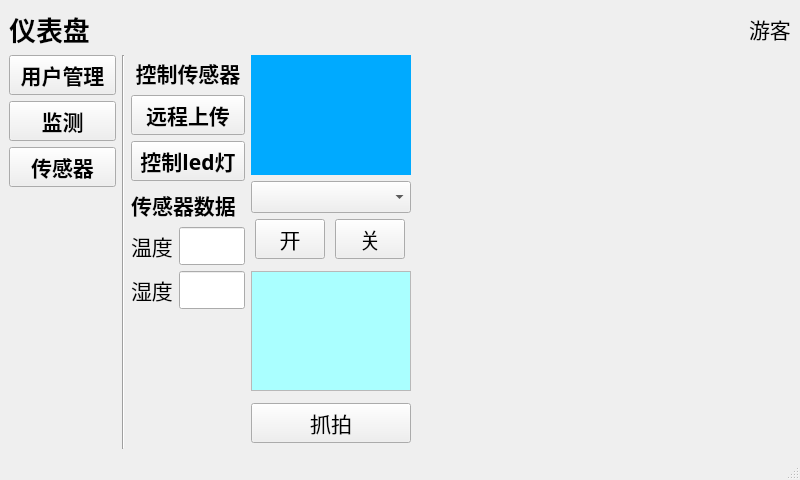
JinJieBeWater/oceanSystem, file mainwin.ui: the form before one commit.
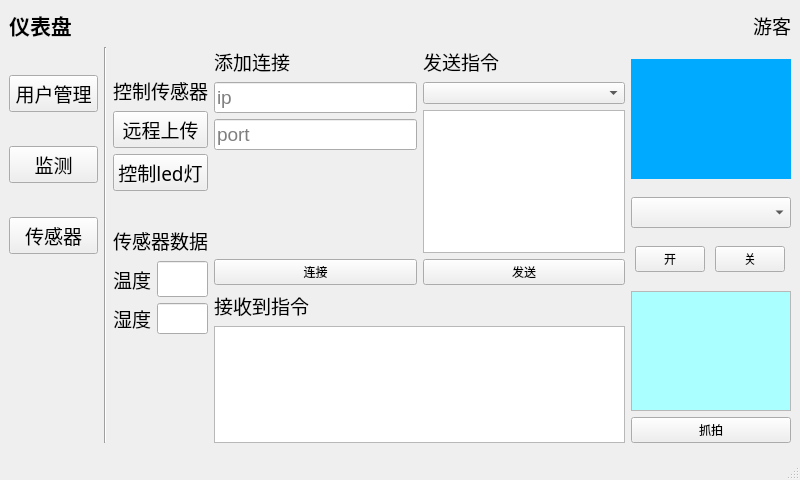
The form after the commit.

Commit message: ✨ feat(mainwin): 添加客户端连接管理功能，支持新客户端连接和指令发送；更新 UI 以显示连接信息和指令接收区域

```diff
--- a/mainwin.ui
+++ b/mainwin.ui
@@ -26,7 +26,7 @@
    <string>仪表盘</string>
   </property>
   <widget class="QWidget" name="centralwidget">
-   <layout class="QGridLayout" name="gridLayout_2">
+   <layout class="QGridLayout" name="gridLayout_5">
     <item row="0" column="0">
      <widget class="QLabel" name="title">
       <property name="sizePolicy">
@@ -37,8 +37,8 @@
       </property>
       <property name="font">
        <font>
-        <family>隶书</family>
-        <pointsize>20</pointsize>
+        <family>翩翩体-简</family>
+        <pointsize>16</pointsize>
         <weight>75</weight>
         <bold>true</bold>
        </font>
@@ -51,7 +51,7 @@
       </property>
      </widget>
     </item>
-    <item row="0" column="1" colspan="6">
+    <item row="0" column="1" colspan="7">
      <spacer name="horizontalSpacer">
       <property name="orientation">
        <enum>Qt::Horizontal</enum>
@@ -67,7 +67,7 @@
       </property>
      </spacer>
     </item>
-    <item row="0" column="7">
+    <item row="0" column="8">
      <widget class="QLabel" name="usernameLabel">
       <property name="sizePolicy">
        <sizepolicy hsizetype="Maximum" vsizetype="Preferred">
@@ -77,8 +77,10 @@
       </property>
       <property name="font">
        <font>
-        <family>隶书</family>
-        <pointsize>16</pointsize>
+        <family>翩翩体-简</family>
+        <pointsize>14</pointsize>
+        <weight>50</weight>
+        <bold>false</bold>
        </font>
       </property>
       <property name="text">
@@ -98,10 +100,10 @@
         </property>
         <property name="font">
          <font>
-          <family>隶书</family>
-          <pointsize>16</pointsize>
-          <weight>75</weight>
-          <bold>true</bold>
+          <family>翩翩体-简</family>
+          <pointsize>14</pointsize>
+          <weight>50</weight>
+          <bold>false</bold>
          </font>
         </property>
         <property name="text">
@@ -125,10 +127,10 @@
         </property>
         <property name="font">
          <font>
-          <family>隶书</family>
-          <pointsize>16</pointsize>
-          <weight>75</weight>
-          <bold>true</bold>
+          <family>翩翩体-简</family>
+          <pointsize>14</pointsize>
+          <weight>50</weight>
+          <bold>false</bold>
          </font>
         </property>
         <property name="text">
@@ -146,10 +148,10 @@
         </property>
         <property name="font">
          <font>
-          <family>隶书</family>
-          <pointsize>16</pointsize>
-          <weight>75</weight>
-          <bold>true</bold>
+          <family>翩翩体-简</family>
+          <pointsize>14</pointsize>
+          <weight>50</weight>
+          <bold>false</bold>
          </font>
         </property>
         <property name="text">
@@ -159,14 +161,14 @@
       </item>
      </layout>
     </item>
-    <item row="1" column="2" rowspan="4">
+    <item row="1" column="2" rowspan="3">
      <widget class="Line" name="line">
       <property name="orientation">
        <enum>Qt::Vertical</enum>
       </property>
      </widget>
     </item>
-    <item row="1" column="3" rowspan="3" colspan="2">
+    <item row="1" column="3" rowspan="2" colspan="2">
      <layout class="QVBoxLayout" name="verticalLayout_2">
       <item>
        <layout class="QVBoxLayout" name="verticalLayout">
@@ -180,10 +182,10 @@
           </property>
           <property name="font">
            <font>
-            <family>隶书</family>
-            <pointsize>16</pointsize>
-            <weight>75</weight>
-            <bold>true</bold>
+            <family>翩翩体-简</family>
+            <pointsize>14</pointsize>
+            <weight>50</weight>
+            <bold>false</bold>
            </font>
           </property>
           <property name="text">
@@ -204,10 +206,10 @@
           </property>
           <property name="font">
            <font>
-            <family>隶书</family>
-            <pointsize>16</pointsize>
-            <weight>75</weight>
-            <bold>true</bold>
+            <family>翩翩体-简</family>
+            <pointsize>14</pointsize>
+            <weight>50</weight>
+            <bold>false</bold>
            </font>
           </property>
           <property name="text">
@@ -225,10 +227,10 @@
           </property>
           <property name="font">
            <font>
-            <family>隶书</family>
-            <pointsize>16</pointsize>
-            <weight>75</weight>
-            <bold>true</bold>
+            <family>翩翩体-简</family>
+            <pointsize>14</pointsize>
+            <weight>50</weight>
+            <bold>false</bold>
            </font>
           </property>
           <property name="text">
@@ -250,10 +252,10 @@
           </property>
           <property name="font">
            <font>
-            <family>隶书</family>
-            <pointsize>16</pointsize>
-            <weight>75</weight>
-            <bold>true</bold>
+            <family>翩翩体-简</family>
+            <pointsize>14</pointsize>
+            <weight>50</weight>
+            <bold>false</bold>
            </font>
           </property>
           <property name="text">
@@ -274,8 +276,10 @@
           </property>
           <property name="font">
            <font>
-            <family>隶书</family>
-            <pointsize>16</pointsize>
+            <family>翩翩体-简</family>
+            <pointsize>14</pointsize>
+            <weight>50</weight>
+            <bold>false</bold>
            </font>
           </property>
           <property name="text">
@@ -305,8 +309,8 @@
           </property>
           <property name="font">
            <font>
-            <family>隶书</family>
-            <pointsize>16</pointsize>
+            <family>Agency FB</family>
+            <pointsize>12</pointsize>
            </font>
           </property>
          </widget>
@@ -321,8 +325,10 @@
           </property>
           <property name="font">
            <font>
-            <family>隶书</family>
-            <pointsize>16</pointsize>
+            <family>翩翩体-简</family>
+            <pointsize>14</pointsize>
+            <weight>50</weight>
+            <bold>false</bold>
            </font>
           </property>
           <property name="text">
@@ -352,8 +358,8 @@
           </property>
           <property name="font">
            <font>
-            <family>隶书</family>
-            <pointsize>16</pointsize>
+            <family>Agency FB</family>
+            <pointsize>12</pointsize>
            </font>
           </property>
          </widget>
@@ -362,7 +368,114 @@
       </item>
      </layout>
     </item>
-    <item row="1" column="5" rowspan="2">
+    <item row="1" column="5">
+     <layout class="QGridLayout" name="gridLayout_2">
+      <item row="0" column="0">
+       <widget class="QLabel" name="label_8">
+        <property name="font">
+         <font>
+          <family>翩翩体-简</family>
+          <pointsize>14</pointsize>
+          <weight>50</weight>
+          <bold>false</bold>
+         </font>
+        </property>
+        <property name="text">
+         <string>添加连接</string>
+        </property>
+       </widget>
+      </item>
+      <item row="4" column="0">
+       <widget class="QPushButton" name="addConnectBtn">
+        <property name="font">
+         <font>
+          <family>翩翩体-简</family>
+          <pointsize>9</pointsize>
+         </font>
+        </property>
+        <property name="text">
+         <string>连接</string>
+        </property>
+       </widget>
+      </item>
+      <item row="2" column="0">
+       <widget class="QLineEdit" name="portAddEdit">
+        <property name="font">
+         <font>
+          <pointsize>14</pointsize>
+         </font>
+        </property>
+        <property name="placeholderText">
+         <string>port</string>
+        </property>
+       </widget>
+      </item>
+      <item row="1" column="0">
+       <widget class="QLineEdit" name="ipAddEdit">
+        <property name="font">
+         <font>
+          <pointsize>14</pointsize>
+         </font>
+        </property>
+        <property name="placeholderText">
+         <string>ip</string>
+        </property>
+       </widget>
+      </item>
+      <item row="3" column="0">
+       <spacer name="verticalSpacer_4">
+        <property name="orientation">
+         <enum>Qt::Vertical</enum>
+        </property>
+        <property name="sizeHint" stdset="0">
+         <size>
+          <width>20</width>
+          <height>40</height>
+         </size>
+        </property>
+       </spacer>
+      </item>
+     </layout>
+    </item>
+    <item row="1" column="6">
+     <layout class="QGridLayout" name="gridLayout_4">
+      <item row="0" column="0">
+       <widget class="QLabel" name="label_6">
+        <property name="font">
+         <font>
+          <family>翩翩体-简</family>
+          <pointsize>14</pointsize>
+          <weight>50</weight>
+          <bold>false</bold>
+         </font>
+        </property>
+        <property name="text">
+         <string>发送指令</string>
+        </property>
+       </widget>
+      </item>
+      <item row="1" column="0">
+       <widget class="QComboBox" name="socketsComboBox"/>
+      </item>
+      <item row="2" column="0">
+       <widget class="QTextEdit" name="sendCommandTextEdit"/>
+      </item>
+      <item row="3" column="0">
+       <widget class="QPushButton" name="sendCommandBtn">
+        <property name="font">
+         <font>
+          <family>翩翩体-简</family>
+          <pointsize>9</pointsize>
+         </font>
+        </property>
+        <property name="text">
+         <string>发送</string>
+        </property>
+       </widget>
+      </item>
+     </layout>
+    </item>
+    <item row="1" column="7" colspan="2">
      <layout class="QVBoxLayout" name="verticalLayout_4">
       <item>
        <widget class="QWidget" name="cameraDisplay" native="true">
@@ -405,8 +518,8 @@
         </property>
         <property name="font">
          <font>
-          <family>隶书</family>
-          <pointsize>16</pointsize>
+          <family>Agency FB</family>
+          <pointsize>12</pointsize>
          </font>
         </property>
        </widget>
@@ -429,8 +542,10 @@
           </property>
           <property name="font">
            <font>
-            <family>隶书</family>
-            <pointsize>16</pointsize>
+            <family>翩翩体-简</family>
+            <pointsize>9</pointsize>
+            <weight>50</weight>
+            <bold>false</bold>
             <kerning>false</kerning>
            </font>
           </property>
@@ -455,8 +570,10 @@
           </property>
           <property name="font">
            <font>
-            <family>隶书</family>
-            <pointsize>16</pointsize>
+            <family>翩翩体-简</family>
+            <pointsize>9</pointsize>
+            <weight>50</weight>
+            <bold>false</bold>
             <kerning>false</kerning>
            </font>
           </property>
@@ -469,20 +586,7 @@
       </item>
      </layout>
     </item>
-    <item row="1" column="6" rowspan="2">
-     <spacer name="horizontalSpacer_2">
-      <property name="orientation">
-       <enum>Qt::Horizontal</enum>
-      </property>
-      <property name="sizeHint" stdset="0">
-       <size>
-        <width>248</width>
-        <height>20</height>
-       </size>
-      </property>
-     </spacer>
-    </item>
-    <item row="2" column="1" rowspan="3">
+    <item row="2" column="1" rowspan="2">
      <spacer name="verticalSpacer_2">
       <property name="orientation">
        <enum>Qt::Vertical</enum>
@@ -495,7 +599,29 @@
       </property>
      </spacer>
     </item>
-    <item row="3" column="5" rowspan="2">
+    <item row="2" column="5" rowspan="2" colspan="2">
+     <layout class="QVBoxLayout" name="verticalLayout_6">
+      <item>
+       <widget class="QLabel" name="label_7">
+        <property name="font">
+         <font>
+          <family>翩翩体-简</family>
+          <pointsize>14</pointsize>
+          <weight>50</weight>
+          <bold>false</bold>
+         </font>
+        </property>
+        <property name="text">
+         <string>接收到指令</string>
+        </property>
+       </widget>
+      </item>
+      <item>
+       <widget class="QTextEdit" name="CommandShowArea"/>
+      </item>
+     </layout>
+    </item>
+    <item row="2" column="7" rowspan="2" colspan="2">
      <layout class="QGridLayout" name="gridLayout_3">
       <item row="0" column="0">
        <widget class="QScrollArea" name="snapShotScrollArea">
@@ -548,8 +674,10 @@
        <widget class="QPushButton" name="snapButton">
         <property name="font">
          <font>
-          <family>隶书</family>
-          <pointsize>16</pointsize>
+          <family>翩翩体-简</family>
+          <pointsize>9</pointsize>
+          <weight>50</weight>
+          <bold>false</bold>
          </font>
         </property>
         <property name="text">
@@ -559,7 +687,7 @@
       </item>
      </layout>
     </item>
-    <item row="4" column="4">
+    <item row="3" column="4" rowspan="2">
      <spacer name="verticalSpacer">
       <property name="orientation">
        <enum>Qt::Vertical</enum>
@@ -572,15 +700,15 @@
       </property>
      </spacer>
     </item>
-    <item row="3" column="6">
-     <spacer name="horizontalSpacer_3">
+    <item row="4" column="6">
+     <spacer name="verticalSpacer_3">
       <property name="orientation">
-       <enum>Qt::Horizontal</enum>
+       <enum>Qt::Vertical</enum>
       </property>
       <property name="sizeHint" stdset="0">
        <size>
-        <width>40</width>
-        <height>20</height>
+        <width>20</width>
+        <height>13</height>
        </size>
       </property>
      </spacer>
```
The commit also changes 3 other files.
